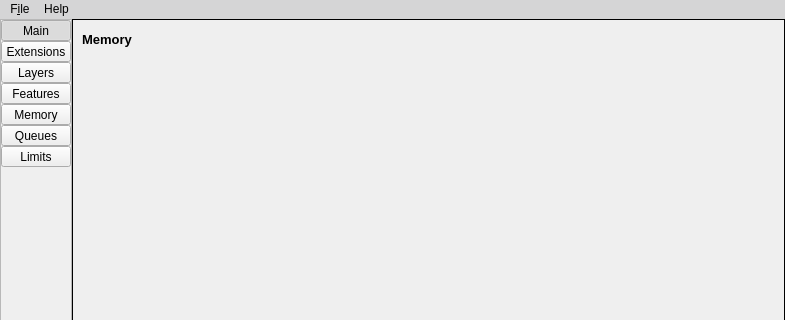
kuumies/vulkan_capabilities, file src/vk_capabilities_main_window.ui: the form before one commit; both pictures show x 0 to 785 and y 0 to 320 of the 785 by 790 pixel window.
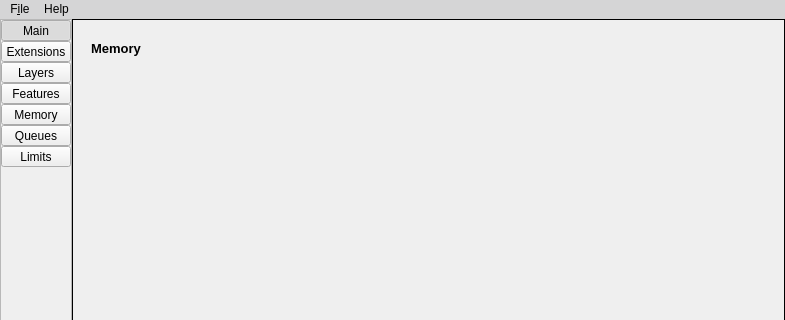
The form after the commit. The open tabs and pages were chosen to show the change. Icons and pictures are not drawn.

Commit message: added memory info

Diff of the .ui file:
```diff
--- a/src/vk_capabilities_main_window.ui
+++ b/src/vk_capabilities_main_window.ui
@@ -800,6 +800,24 @@
              <widget class="QWidget" name="page_5">
               <layout class="QVBoxLayout" name="verticalLayout_7">
                <item>
+                <widget class="QScrollArea" name="memoryScrollArea">
+                 <property name="frameShape">
+                  <enum>QFrame::NoFrame</enum>
+                 </property>
+                 <property name="widgetResizable">
+                  <bool>true</bool>
+                 </property>
+                 <widget class="QWidget" name="memoryScrollAreaWidgetContents">
+                  <property name="geometry">
+                   <rect>
+                    <x>0</x>
+                    <y>0</y>
+                    <width>693</width>
+                    <height>749</height>
+                   </rect>
+                  </property>
+                  <layout class="QGridLayout" name="gridLayout_5">
+                   <item row="0" column="0">
                 <layout class="QHBoxLayout" name="horizontalLayout_6">
                  <item>
                   <widget class="QLabel" name="memoryTitleLabel">
@@ -834,7 +852,10 @@
                  </item>
                 </layout>
                </item>
-               <item>
+                   <item row="1" column="0">
+                    <widget class="QWidget" name="memory" native="true"/>
+                   </item>
+                   <item row="2" column="0">
                 <spacer name="verticalSpacer_6">
                  <property name="orientation">
                   <enum>Qt::Vertical</enum>
@@ -842,10 +863,14 @@
                  <property name="sizeHint" stdset="0">
                   <size>
                    <width>20</width>
-                   <height>661</height>
+                       <height>684</height>
                   </size>
                  </property>
                 </spacer>
+                   </item>
+                  </layout>
+                 </widget>
+                </widget>
                </item>
               </layout>
              </widget>
```
Left out of the diff: 2 changed lines with no effect on the pictures. Lines whose indentation alone changed are shown as unchanged. The commit also changes 4 other files.
